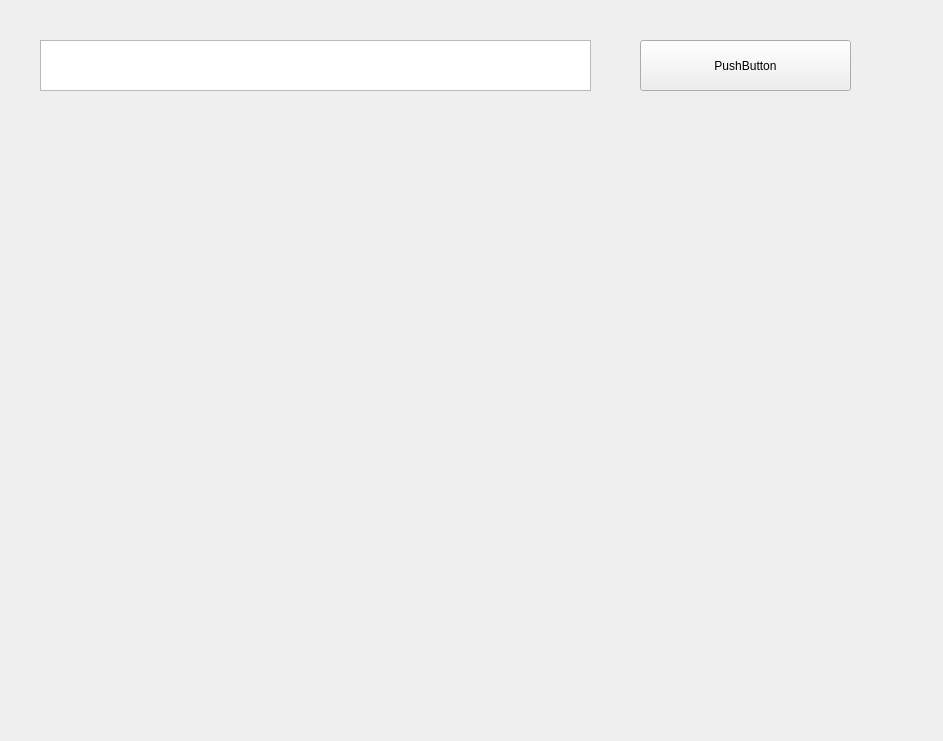
The window that webWidget.ui (Hajinjing/Unsupervised_NLP_for_place_recommend) describes before a commit, drawn with Qt 5.
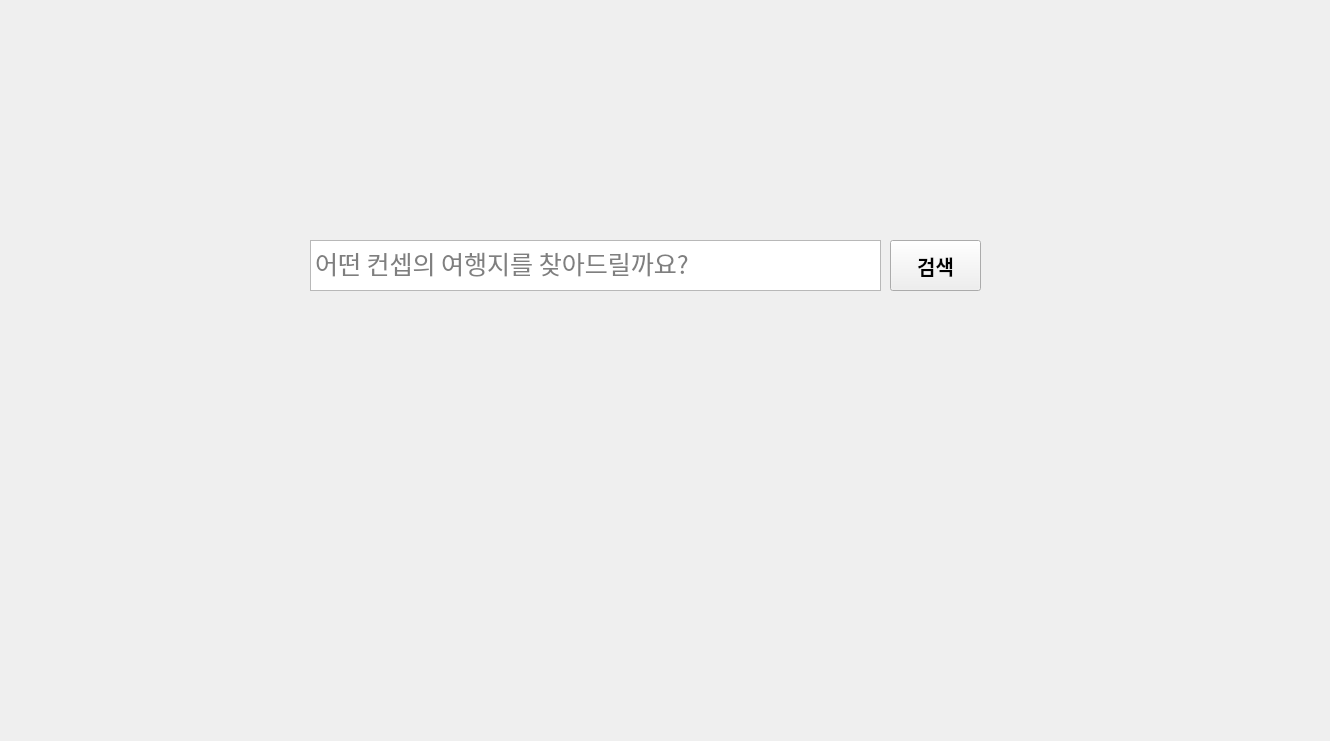
The same window after the commit.

Commit message: 검색함수완성

Patch:
```diff
--- a/webWidget.ui
+++ b/webWidget.ui
@@ -6,7 +6,7 @@
    <rect>
     <x>0</x>
     <y>0</y>
-    <width>943</width>
+    <width>1330</width>
     <height>741</height>
    </rect>
   </property>
@@ -16,33 +16,53 @@
   <widget class="QTextEdit" name="te_keyword">
    <property name="geometry">
     <rect>
-     <x>40</x>
-     <y>40</y>
-     <width>551</width>
+     <x>310</x>
+     <y>240</y>
+     <width>571</width>
      <height>51</height>
     </rect>
    </property>
+   <property name="font">
+    <font>
+     <family>Arial Black</family>
+     <pointsize>19</pointsize>
+    </font>
+   </property>
+   <property name="layoutDirection">
+    <enum>Qt::LeftToRight</enum>
+   </property>
+   <property name="placeholderText">
+    <string>어떤 컨셉의 여행지를 찾아드릴까요?</string>
+   </property>
   </widget>
   <widget class="QPushButton" name="btn_recommend">
    <property name="geometry">
     <rect>
-     <x>640</x>
-     <y>40</y>
-     <width>211</width>
+     <x>890</x>
+     <y>240</y>
+     <width>91</width>
      <height>51</height>
     </rect>
    </property>
+   <property name="font">
+    <font>
+     <family>Arial Black</family>
+     <pointsize>15</pointsize>
+     <weight>75</weight>
+     <bold>true</bold>
+    </font>
+   </property>
    <property name="text">
-    <string>PushButton</string>
+    <string>검색</string>
    </property>
   </widget>
   <widget class="QWidget" name="verticalLayoutWidget">
    <property name="geometry">
     <rect>
-     <x>10</x>
-     <y>10</y>
-     <width>911</width>
-     <height>621</height>
+     <x>0</x>
+     <y>0</y>
+     <width>1331</width>
+     <height>741</height>
     </rect>
    </property>
    <layout class="QVBoxLayout" name="web"/>
```
The commit also changes 1 other file.
